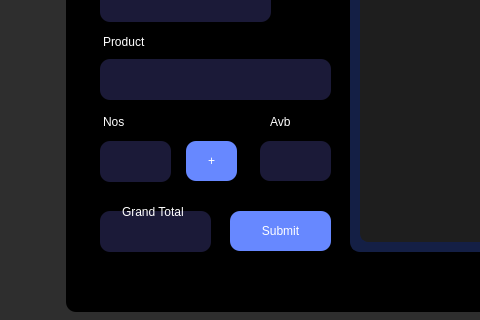
JinxSeven/retail-manager-lite, file assets/uiux/rma.ui: the form before one commit; both pictures show x 0 to 480 and y 320 to 640 of the 988 by 725 pixel window.
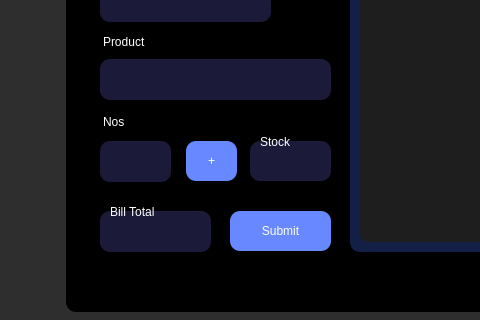
The form after the commit. The open tabs and pages were chosen to show the change. Icons and pictures are not drawn.

Commit message:
View Modal | View Button
- Initialized view_modal and view_button
-  Added basic functionality

The edit to the form file:
```diff
--- a/assets/uiux/rma.ui
+++ b/assets/uiux/rma.ui
@@ -151,7 +151,7 @@
      <enum>QTabWidget::Rounded</enum>
     </property>
     <property name="currentIndex">
-     <number>0</number>
+     <number>3</number>
     </property>
     <widget class="QWidget" name="tab">
      <attribute name="title">
@@ -971,7 +971,7 @@
      <widget class="QLabel" name="label_3">
       <property name="geometry">
        <rect>
-        <x>72</x>
+        <x>60</x>
         <y>473</y>
         <width>71</width>
         <height>16</height>
@@ -983,7 +983,7 @@
 color: white;</string>
       </property>
       <property name="text">
-       <string>Grand Total</string>
+       <string>Bill Total</string>
       </property>
      </widget>
      <widget class="QLabel" name="grandTotalDsp">
@@ -1056,30 +1056,12 @@
        <string>+</string>
       </property>
      </widget>
-     <widget class="QLabel" name="prodAvbLable">
-      <property name="geometry">
-       <rect>
-        <x>220</x>
-        <y>370</y>
-        <width>41</width>
-        <height>41</height>
-       </rect>
-      </property>
-      <property name="styleSheet">
-       <string notr="true">background-color:rgba(255, 255, 255, 0);
-font: 63 11pt &quot;Poppins SemiBold&quot;;
-color: white</string>
-      </property>
-      <property name="text">
-       <string>Avb</string>
-      </property>
-     </widget>
      <widget class="QLabel" name="prodAvailable">
       <property name="geometry">
        <rect>
-        <x>210</x>
+        <x>200</x>
         <y>410</y>
-        <width>71</width>
+        <width>81</width>
         <height>40</height>
        </rect>
       </property>
@@ -1094,6 +1076,24 @@
        <string/>
       </property>
      </widget>
+     <widget class="QLabel" name="label_9">
+      <property name="geometry">
+       <rect>
+        <x>210</x>
+        <y>403</y>
+        <width>71</width>
+        <height>16</height>
+       </rect>
+      </property>
+      <property name="styleSheet">
+       <string notr="true">background-color:rgba(255, 255, 255, 0);
+font: 8pt &quot;Poppins&quot;;
+color: white;</string>
+      </property>
+      <property name="text">
+       <string>Stock</string>
+      </property>
+     </widget>
      <zorder>columnView_3</zorder>
      <zorder>columnView_4</zorder>
      <zorder>navOrderEntryOne</zorder>
@@ -1116,8 +1116,8 @@
      <zorder>label_3</zorder>
      <zorder>prodOrdInfoLbl</zorder>
      <zorder>addToBillBtn</zorder>
-     <zorder>prodAvbLable</zorder>
      <zorder>prodAvailable</zorder>
+     <zorder>label_9</zorder>
     </widget>
     <widget class="QWidget" name="tab_5">
      <attribute name="title">
@@ -3460,7 +3460,7 @@
      <x>0</x>
      <y>0</y>
      <width>988</width>
-     <height>26</height>
+     <height>21</height>
     </rect>
    </property>
   </widget>
```
The commit also changes 3 other files.
